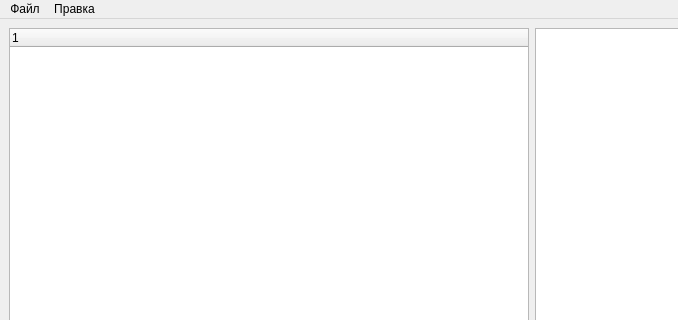
roman216rf/GenInvent, file geninvent.ui: the form before one commit; both pictures show x 0 to 678 and y 0 to 320 of the 800 by 600 pixel window.
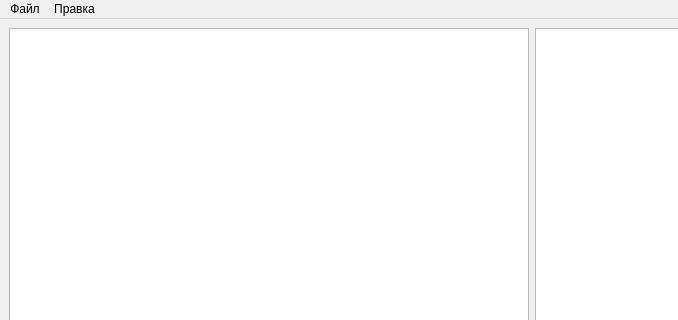
The form after the commit.

The edit to the form file:
```diff
--- a/geninvent.ui
+++ b/geninvent.ui
@@ -46,6 +46,9 @@
         <property name="contextMenuPolicy">
          <enum>Qt::CustomContextMenu</enum>
         </property>
+        <attribute name="headerVisible">
+         <bool>false</bool>
+        </attribute>
         <column>
          <property name="text">
           <string notr="true">1</string>
```
Left out of the diff: 28 changed lines with no effect on the pictures.
